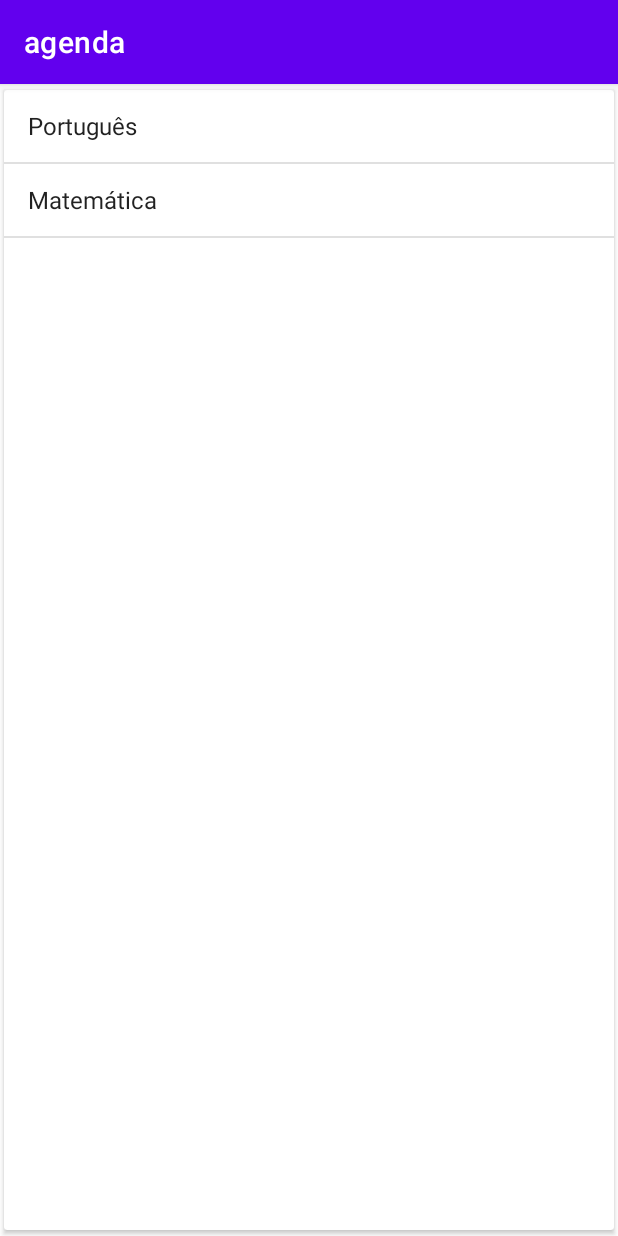
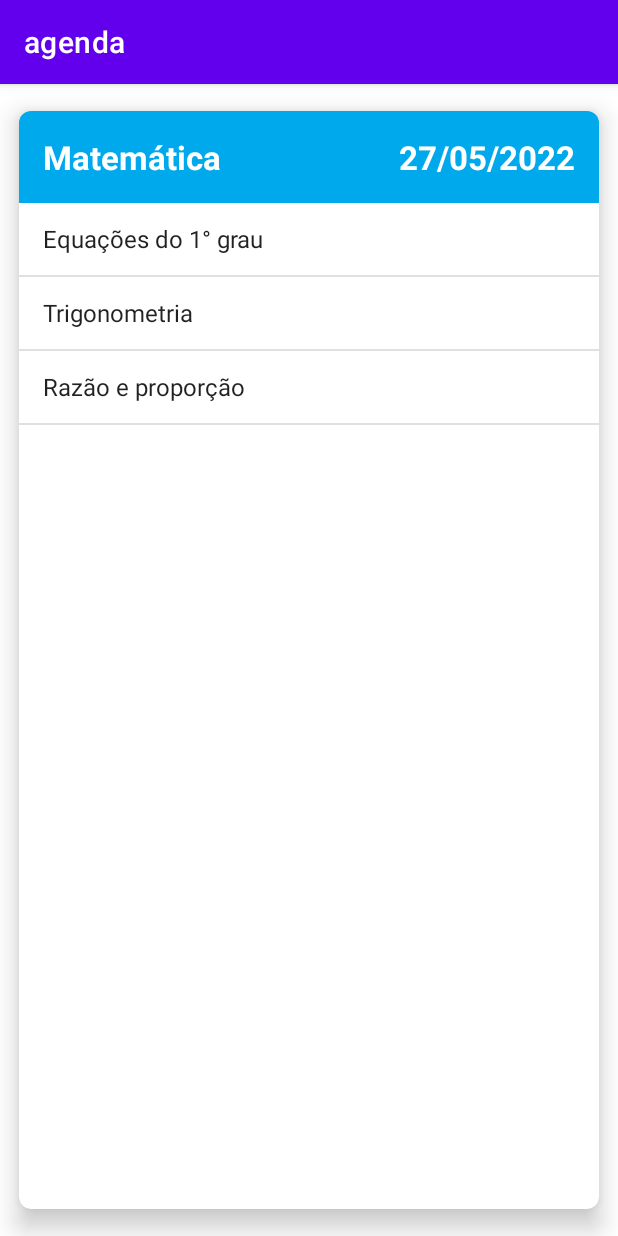
Before and after one commit to geninhocell/agenda, an Android app: the ProvasActivity screen opened directly, with no data from a screen before it, after a tap on "Matemática", on a phone screen of 412 x 824 dp. Run offline under Robolectric (Android 15) with nearby library versions, the phone set to English and light mode, and no system bars.

Commit message:
nova tela detalhes prova

```diff
--- a/app/src/main/java/com/alura/agenda/DetalhesProvaActivity.java
+++ b/app/src/main/java/com/alura/agenda/DetalhesProvaActivity.java
@@ -2,7 +2,14 @@ package com.alura.agenda;
 
 import androidx.appcompat.app.AppCompatActivity;
 
+import android.content.Intent;
 import android.os.Bundle;
+import android.view.View;
+import android.widget.ArrayAdapter;
+import android.widget.ListView;
+import android.widget.TextView;
+
+import com.alura.agenda.modelo.Prova;
 
 public class DetalhesProvaActivity extends AppCompatActivity {
 
@@ -10,5 +17,23 @@ public class DetalhesProvaActivity extends AppCompatActivity {
     protected void onCreate(Bundle savedInstanceState) {
         super.onCreate(savedInstanceState);
         setContentView(R.layout.activity_detalhes_prova);
+
+        Intent intent = getIntent();
+        Prova prova = (Prova) intent.getSerializableExtra("prova");
+
+        TextView materia = findViewById(R.id.detalhes_prova_materia);
+        TextView data = findViewById(R.id.detalhes_prova_data);
+        ListView listaTopicos = findViewById(R.id.detalhes_prova_topicos);
+
+        materia.setText(prova.getMateria());
+        data.setText(prova.getData());
+
+        ArrayAdapter<String> adapter = new ArrayAdapter<String>(
+                this,
+                android.R.layout.simple_list_item_1,
+                prova.getTopicos()
+        );
+
+        listaTopicos.setAdapter(adapter);
     }
 }
--- a/app/src/main/java/com/alura/agenda/ProvasActivity.java
+++ b/app/src/main/java/com/alura/agenda/ProvasActivity.java
@@ -2,6 +2,7 @@ package com.alura.agenda;
 
 import androidx.appcompat.app.AppCompatActivity;
 
+import android.content.Intent;
 import android.os.Bundle;
 import android.util.Log;
 import android.widget.ArrayAdapter;
@@ -36,6 +37,9 @@ public class ProvasActivity extends AppCompatActivity {
         lista.setOnItemClickListener((parent, view, position, id) -> {
             Prova prova = (Prova) parent.getItemAtPosition(position);
             Toast.makeText(ProvasActivity.this, "Clicou na prova de " + prova, Toast.LENGTH_SHORT).show();
+            Intent vaiPraDetalhes = new Intent(ProvasActivity.this, DetalhesProvaActivity.class);
+            vaiPraDetalhes.putExtra("prova", prova);
+            startActivity(vaiPraDetalhes);
         });
     }
 }
--- a/app/src/main/java/com/alura/agenda/modelo/Prova.java
+++ b/app/src/main/java/com/alura/agenda/modelo/Prova.java
@@ -1,8 +1,9 @@
 package com.alura.agenda.modelo;
 
+import java.io.Serializable;
 import java.util.List;
 
-public class Prova {
+public class Prova implements Serializable {
 
     private String materia;
     private String data;
--- a/app/src/main/res/layout/activity_detalhes_prova.xml
+++ b/app/src/main/res/layout/activity_detalhes_prova.xml
@@ -1,9 +1,44 @@
 <?xml version="1.0" encoding="utf-8"?>
-<androidx.constraintlayout.widget.ConstraintLayout xmlns:android="http://schemas.android.com/apk/res/android"
+<androidx.cardview.widget.CardView
+    xmlns:android="http://schemas.android.com/apk/res/android"
     xmlns:app="http://schemas.android.com/apk/res-auto"
-    xmlns:tools="http://schemas.android.com/tools"
     android:layout_width="match_parent"
     android:layout_height="match_parent"
-    tools:context=".DetalhesProvaActivity">
+    app:cardCornerRadius="8dp"
+    app:cardElevation="10dp"
+    app:cardUseCompatPadding="true">
+    <LinearLayout
+        android:layout_width="match_parent"
+        android:layout_height="match_parent"
+        android:orientation="vertical">
+        <RelativeLayout
+            android:layout_width="match_parent"
+            android:layout_height="wrap_content"
+            android:background="#00a8ec">
+            <TextView
+                android:id="@+id/detalhes_prova_materia"
+                android:layout_width="wrap_content"
+                android:layout_height="wrap_content"
+                android:layout_margin="16dp"
+                android:textColor="#fff"
+                android:textStyle="bold"
+                android:textSize="22sp"
+                android:text="Materia"/>
+            <TextView
+                android:id="@+id/detalhes_prova_data"
+                android:layout_width="wrap_content"
+                android:layout_height="wrap_content"
+                android:layout_margin="16dp"
+                android:textColor="#fff"
+                android:textStyle="bold"
+                android:textSize="22sp"
+                android:layout_alignParentRight="true"
+                android:text="Data"/>
+        </RelativeLayout>
 
-</androidx.constraintlayout.widget.ConstraintLayout>
+        <ListView
+            android:id="@+id/detalhes_prova_topicos"
+            android:layout_width="match_parent"
+            android:layout_height="match_parent"/>
+    </LinearLayout>
+</androidx.cardview.widget.CardView>
--- a/app/src/main/res/layout/activity_provas.xml
+++ b/app/src/main/res/layout/activity_provas.xml
@@ -3,6 +3,7 @@
     android:layout_width="match_parent"
     android:layout_height="match_parent"
     xmlns:app="http://schemas.android.com/apk/res-auto"
+    app:cardElevation="5dp"
     app:cardUseCompatPadding="true">
 
     <ListView
```
